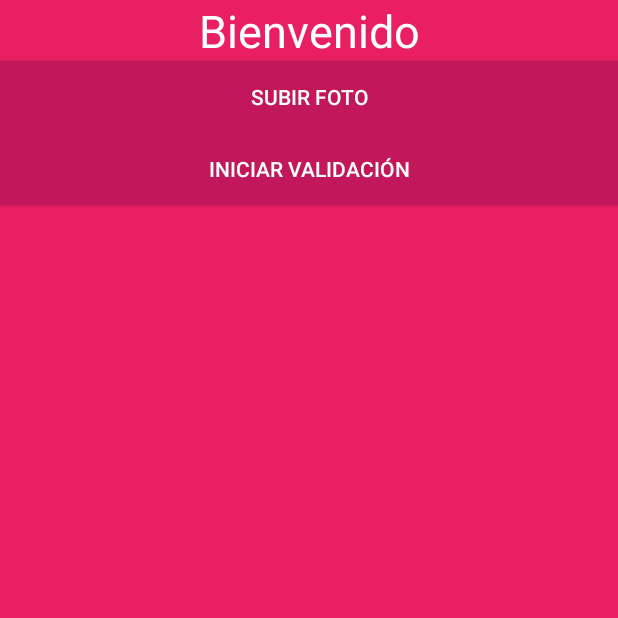
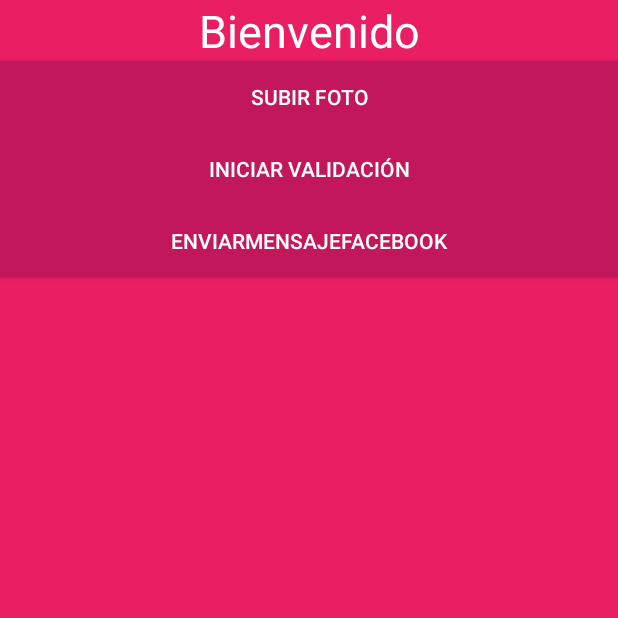
Before and after one commit to futbolsalas15/udistrital-espingsw-informaticaI-dulcesparamiamor-appmovil, an Android app: the HomeActivity screen opened directly, with no data from a screen before it, on a phone screen of 412 x 824 dp, the top half of it. Run offline under Robolectric (Android 15) with nearby library versions, the phone set to English and light mode, and no system bars.

Commit message:
se realizan cambios en la aplicion para incluir la funcionalidad de envio de mensajes por medio de facebook, aun sigue en desarrollo

```diff
--- a/app/build.gradle
+++ b/app/build.gradle
@@ -26,6 +26,7 @@ dependencies {
     compile 'com.android.support:appcompat-v7:23.0.1'
     compile 'com.google.code.gson:gson:2.6.2'
     compile 'com.loopj.android:android-async-http:1.4.9'
+    compile 'com.facebook.android:facebook-android-sdk:[4,5)'
     compile project(':libraries:opencv')
     compile('com.crashlytics.sdk.android:crashlytics:2.5.5@aar') {
         transitive = true;
--- a/app/src/main/AndroidManifest.xml
+++ b/app/src/main/AndroidManifest.xml
@@ -23,6 +23,7 @@
         android:supportsRtl="true"
         android:theme="@style/AppTheme">
         <activity android:name=".LoginActivity">
+        <meta-data android:name="com.facebook.sdk.ApplicationId" android:value="@string/facebook_app_id"/>
             <intent-filter>
                 <action android:name="android.intent.action.MAIN" />
 
@@ -42,4 +43,5 @@
             android:value="d151faadc8e2c9ff8714e7c49d8ecfb2fba050b5" />
     </application>
 
+
 </manifest>
--- a/app/src/main/res/layout/activity_home.xml
+++ b/app/src/main/res/layout/activity_home.xml
@@ -34,6 +34,14 @@
         android:onClick="startValidation"
         ></Button>
 
+    <Button
+        android:layout_width="match_parent"
+        android:layout_height="wrap_content"
+        android:text="EnviarMensajeFacebook"
+        android:textColor="@color/textorIcons"
+        android:background="@drawable/button_selecter"
+        android:onClick="sendFacebookMessage"
+        android:id="@+id/button2" />
 
 
     startValidation
--- a/app/src/main/res/values/strings.xml
+++ b/app/src/main/res/values/strings.xml
@@ -32,6 +32,6 @@
     <string name="upload_photo">Subir foto</string>
     <string name="start_validation">Iniciar Validación</string>
     <string name="welcome_message">Bienvenido</string>
-
+    <string name="facebook_app_id">1717370055218869</string>
 
 </resources>
```
Also changed, not shown: app/src/main/java/co/edu/udistrital/dulcesparamiamor/HomeActivity.java (+9 -0 lines), app/src/main/java/co/edu/udistrital/dulcesparamiamor/mensajeria/SevicioMensajeria.java (added, +40 -0 lines), app/src/main/res/drawable/tree.jpg (added), 2 other files.
